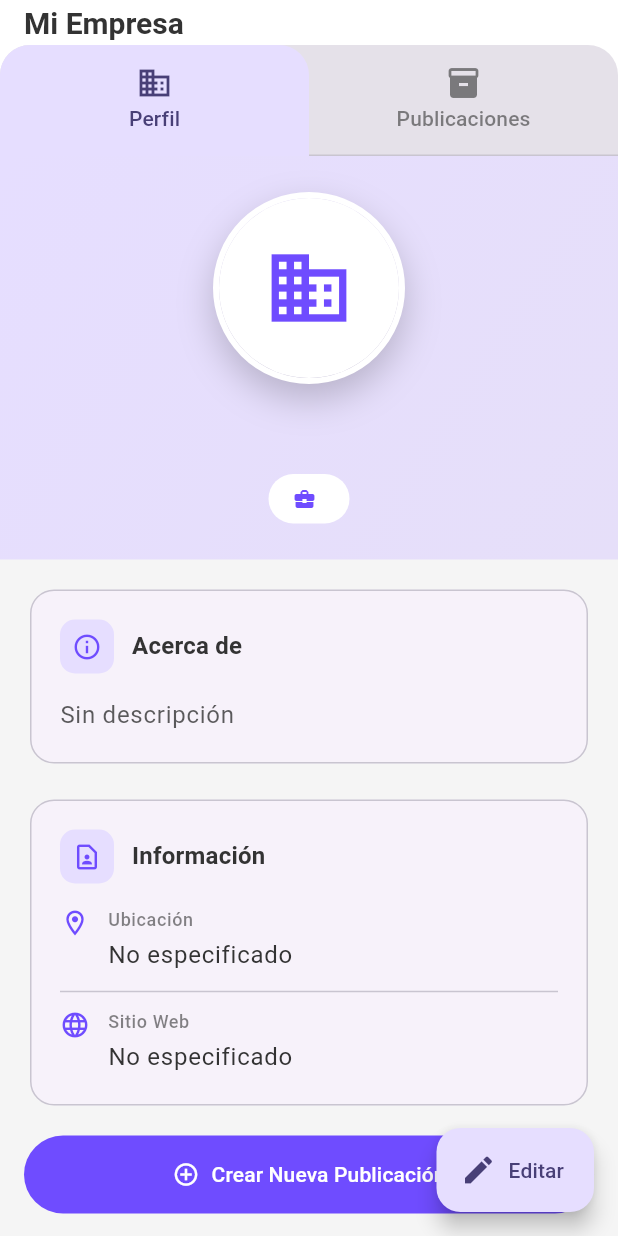
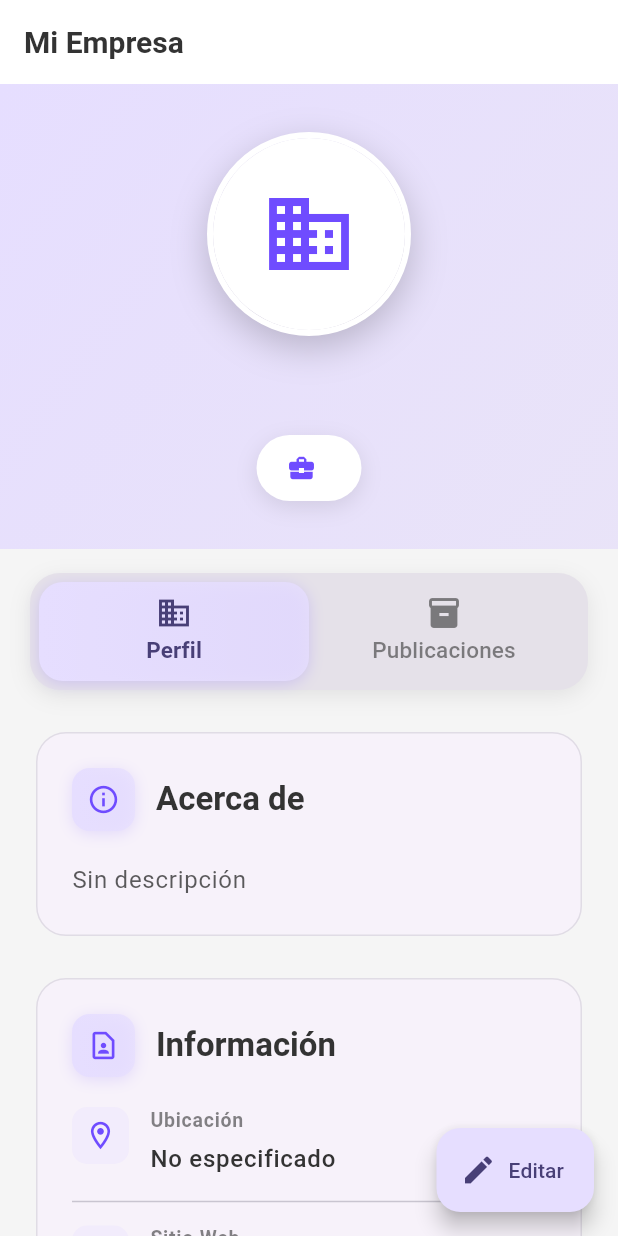
Before and after one commit to raimundoosf/ProyectoTallerSoftware, a Flutter app: the CompanyProfileScreen screen opened by its route, on a phone screen of 412 x 824 dp. Run offline on Flutter 3.47's test engine with Material 3 defaults, Android fonts, the phone set to English and light mode, and no system bars; our stand-ins replace cloud_firestore, firebase_auth, firebase_core, firebase_storage, flutter_typeahead, freezed_annotation and 6 more; accounts and stored records are empty.

Commit message:
feat: Revamp company profile screen with improved header, tab layout, and enhanced UI elements

```diff
--- a/lib/src/features/company_profile/presentation/views/company_profile_screen.dart
+++ b/lib/src/features/company_profile/presentation/views/company_profile_screen.dart
@@ -100,58 +100,30 @@ class _CompanyProfileScreenState extends State<CompanyProfileScreen>
 
         // Otherwise, show tabs
         return Scaffold(
-          appBar: AppBar(
-            title: const Text('Mi Empresa'),
-            elevation: 0,
-            bottom: viewModel.companyProfile != null
-                ? PreferredSize(
-                    preferredSize: const Size.fromHeight(48),
-                    child: Container(
-                      decoration: BoxDecoration(
-                        color: Theme.of(
-                          context,
-                        ).colorScheme.surfaceContainerHighest,
-                        borderRadius: const BorderRadius.vertical(
-                          top: Radius.circular(20),
-                        ),
-                      ),
-                      child: TabBar(
-                        controller: _tabController,
-                        indicatorSize: TabBarIndicatorSize.tab,
-                        indicator: BoxDecoration(
-                          color: Theme.of(context).colorScheme.primaryContainer,
-                          borderRadius: const BorderRadius.vertical(
-                            top: Radius.circular(20),
-                          ),
-                        ),
-                        labelColor: Theme.of(
-                          context,
-                        ).colorScheme.onPrimaryContainer,
-                        unselectedLabelColor: Theme.of(
-                          context,
-                        ).colorScheme.onSurface.withValues(alpha: 0.6),
-                        tabs: const [
-                          Tab(icon: Icon(Icons.business), text: 'Perfil'),
-                          Tab(
-                            icon: Icon(Icons.inventory_2),
-                            text: 'Publicaciones',
-                          ),
-                        ],
-                      ),
-                    ),
-                  )
-                : null,
-          ),
+          appBar: AppBar(title: const Text('Mi Empresa'), elevation: 0),
           body: viewModel.isLoading
               ? const Center(child: CircularProgressIndicator())
               : viewModel.companyProfile == null
               ? _buildNoProfileView(context)
-              : TabBarView(
+              : Column(
+                  children: [
+                    // Header fijo con logo, nombre e industria
+                    _buildFixedHeader(context, viewModel),
+
+                    // Tab bar
+                    _buildTabBar(context),
+
+                    // Contenido de los tabs
+                    Expanded(
+                      child: TabBarView(
                         controller: _tabController,
                         children: [
                           _buildProfileView(context, viewModel),
                           CompanyProductsListView(
                             companyId: FirebaseAuth.instance.currentUser!.uid,
+                          ),
+                        ],
+                      ),
                     ),
                   ],
                 ),
@@ -188,6 +160,198 @@ class _CompanyProfileScreenState extends State<CompanyProfileScreen>
       text: viewModel.companyDescription,
     );
     _websiteController ??= TextEditingController(text: viewModel.website);
+  }
+
+  Widget _buildFixedHeader(
+    BuildContext context,
+    CompanyProfileViewModel viewModel,
+  ) {
+    final companyProfile = viewModel.companyProfile!;
+    final theme = Theme.of(context);
+
+    return Container(
+      width: double.infinity,
+      decoration: BoxDecoration(
+        gradient: LinearGradient(
+          begin: Alignment.topLeft,
+          end: Alignment.bottomRight,
+          colors: [
+            theme.colorScheme.primaryContainer,
+            theme.colorScheme.secondaryContainer.withValues(alpha: 0.8),
+          ],
+        ),
+      ),
+      child: SafeArea(
+        bottom: false,
+        child: Padding(
+          padding: const EdgeInsets.symmetric(horizontal: 0, vertical: 32),
+          child: Column(
+            children: [
+              // Logo de la empresa
+              Hero(
+                tag: 'company-logo',
+                child: Container(
+                  decoration: BoxDecoration(
+                    shape: BoxShape.circle,
+                    border: Border.all(
+                      color: theme.colorScheme.surface,
+                      width: 4,
+                    ),
+                    boxShadow: [
+                      BoxShadow(
+                        color: Colors.black.withValues(alpha: 0.2),
+                        blurRadius: 20,
+                        offset: const Offset(0, 8),
+                      ),
+                    ],
+                  ),
+                  child: AnimatedSwitcher(
+                    duration: const Duration(milliseconds: 300),
+                    switchInCurve: Curves.easeOutBack,
+                    switchOutCurve: Curves.easeIn,
+                    child: Builder(
+                      builder: (context) {
+                        final imageProvider = _buildProfileImageProvider(
+                          companyProfile.logoUrl,
+                        );
+                        return CircleAvatar(
+                          key: ValueKey(companyProfile.logoUrl),
+                          radius: 64,
+                          backgroundColor: theme.colorScheme.surface,
+                          backgroundImage: imageProvider,
+                          child: imageProvider == null
+                              ? Icon(
+                                  Icons.business,
+                                  size: 64,
+                                  color: theme.colorScheme.primary,
+                                )
+                              : null,
+                        );
+                      },
+                    ),
+                  ),
+                ),
+              ),
+              const SizedBox(height: 20),
+              // Nombre de la empresa
+              Padding(
+                padding: const EdgeInsets.symmetric(horizontal: 24),
+                child: Text(
+                  companyProfile.companyName,
+                  style: theme.textTheme.headlineMedium?.copyWith(
+                    fontWeight: FontWeight.bold,
+                    color: theme.colorScheme.onPrimaryContainer,
+                    fontSize: 26,
+                    letterSpacing: -0.5,
+                  ),
+                  textAlign: TextAlign.center,
+                  maxLines: 2,
+                  overflow: TextOverflow.ellipsis,
+                ),
+              ),
+              const SizedBox(height: 12),
+              // Industria como chip mejorado
+              Container(
+                padding: const EdgeInsets.symmetric(
+                  horizontal: 20,
+                  vertical: 10,
+                ),
+                decoration: BoxDecoration(
+                  color: theme.colorScheme.surface,
+                  borderRadius: BorderRadius.circular(24),
+                  boxShadow: [
+                    BoxShadow(
+                      color: Colors.black.withValues(alpha: 0.1),
+                      blurRadius: 12,
+                      offset: const Offset(0, 4),
+                    ),
+                  ],
+                ),
+                child: Row(
+                  mainAxisSize: MainAxisSize.min,
+                  children: [
+                    Icon(
+                      Icons.business_center,
+                      size: 20,
+                      color: theme.colorScheme.primary,
+                    ),
+                    const SizedBox(width: 10),
+                    Text(
+                      companyProfile.industry,
+                      style: theme.textTheme.bodyLarge?.copyWith(
+                        fontWeight: FontWeight.w600,
+                        color: theme.colorScheme.primary,
+                      ),
+                    ),
+                  ],
+                ),
+              ),
+            ],
+          ),
+        ),
+      ),
+    );
+  }
+
+  Widget _buildTabBar(BuildContext context) {
+    final theme = Theme.of(context);
+
+    return Container(
+      margin: const EdgeInsets.fromLTRB(20, 16, 20, 16),
+      decoration: BoxDecoration(
+        color: theme.colorScheme.surfaceContainerHighest,
+        borderRadius: BorderRadius.circular(20),
+        boxShadow: [
+          BoxShadow(
+            color: Colors.black.withValues(alpha: 0.08),
+            blurRadius: 12,
+            offset: const Offset(0, 4),
+          ),
+        ],
+      ),
+      child: TabBar(
+        controller: _tabController,
+        indicatorSize: TabBarIndicatorSize.tab,
+        indicator: BoxDecoration(
+          gradient: LinearGradient(
+            colors: [
+              theme.colorScheme.primaryContainer,
+              theme.colorScheme.primaryContainer.withValues(alpha: 0.8),
+            ],
+          ),
+          borderRadius: BorderRadius.circular(16),
+          boxShadow: [
+            BoxShadow(
+              color: theme.colorScheme.primary.withValues(alpha: 0.2),
+              blurRadius: 8,
+              offset: const Offset(0, 2),
+            ),
+          ],
+        ),
+        dividerColor: Colors.transparent,
+        labelColor: theme.colorScheme.onPrimaryContainer,
+        unselectedLabelColor: theme.colorScheme.onSurface.withValues(
+          alpha: 0.6,
+        ),
+        labelStyle: theme.textTheme.titleSmall?.copyWith(
+          fontWeight: FontWeight.bold,
+          fontSize: 15,
+        ),
+        unselectedLabelStyle: theme.textTheme.titleSmall?.copyWith(
+          fontWeight: FontWeight.w500,
+          fontSize: 15,
+        ),
+        padding: const EdgeInsets.all(6),
+        tabs: const [
+          Tab(icon: Icon(Icons.business, size: 24), text: 'Perfil', height: 64),
+          Tab(
+            icon: Icon(Icons.inventory_2, size: 24),
+            text: 'Publicaciones',
+            height: 64,
+          ),
+        ],
+      ),
+    );
   }
 
   Widget _buildNoProfileView(BuildContext context) {
@@ -253,123 +417,9 @@ class _CompanyProfileScreenState extends State<CompanyProfileScreen>
     final companyProfile = viewModel.companyProfile!;
     final theme = Theme.of(context);
 
-    return CustomScrollView(
-      slivers: [
-        // Header con logo y nombre
-        SliverToBoxAdapter(
-          child: Container(
-            decoration: BoxDecoration(
-              gradient: LinearGradient(
-                begin: Alignment.topLeft,
-                end: Alignment.bottomRight,
-                colors: [
-                  theme.colorScheme.primaryContainer,
-                  theme.colorScheme.secondaryContainer,
-                ],
-              ),
-            ),
-            child: SafeArea(
-              bottom: false,
-              child: Column(
+    return ListView(
+      padding: const EdgeInsets.fromLTRB(20, 8, 20, 20),
       children: [
-                  const SizedBox(height: 24),
-                  // Logo de la empresa
-                  Hero(
-                    tag: 'company-logo',
-                    child: Container(
-                      decoration: BoxDecoration(
-                        shape: BoxShape.circle,
-                        border: Border.all(
-                          color: theme.colorScheme.surface,
-                          width: 4,
-                        ),
-                        boxShadow: [
-                          BoxShadow(
-                            color: Colors.black.withValues(alpha: 0.2),
-                            blurRadius: 20,
-                            offset: const Offset(0, 10),
-                          ),
-                        ],
-                      ),
-                      child: AnimatedSwitcher(
-                        duration: const Duration(milliseconds: 300),
-                        switchInCurve: Curves.easeOutBack,
-                        switchOutCurve: Curves.easeIn,
-                        child: Builder(
-                          builder: (context) {
-                            final imageProvider = _buildProfileImageProvider(
-                              companyProfile.logoUrl,
-                            );
-                            return CircleAvatar(
-                              key: ValueKey(companyProfile.logoUrl),
-                              radius: 60,
-                              backgroundColor: theme.colorScheme.surface,
-                              backgroundImage: imageProvider,
-                              child: imageProvider == null
-                                  ? Icon(
-                                      Icons.business,
-                                      size: 60,
-                                      color: theme.colorScheme.primary,
-                                    )
-                                  : null,
-                            );
-                          },
-                        ),
-                      ),
-                    ),
-                  ),
-                  const SizedBox(height: 16),
-                  // Nombre de la empresa
-                  Text(
-                    companyProfile.companyName,
-                    style: theme.textTheme.headlineMedium?.copyWith(
-                      fontWeight: FontWeight.bold,
-                      color: theme.colorScheme.onPrimaryContainer,
-                    ),
-                    textAlign: TextAlign.center,
-                  ),
-                  const SizedBox(height: 8),
-                  // Industria como chip
-                  Container(
-                    padding: const EdgeInsets.symmetric(
-                      horizontal: 16,
-                      vertical: 6,
-                    ),
-                    decoration: BoxDecoration(
-                      color: theme.colorScheme.surface,
-                      borderRadius: BorderRadius.circular(20),
-                    ),
-                    child: Row(
-                      mainAxisSize: MainAxisSize.min,
-                      children: [
-                        Icon(
-                          Icons.business_center,
-                          size: 16,
-                          color: theme.colorScheme.primary,
-                        ),
-                        const SizedBox(width: 6),
-                        Text(
-                          companyProfile.industry,
-                          style: theme.textTheme.bodyMedium?.copyWith(
-                            fontWeight: FontWeight.w600,
-                            color: theme.colorScheme.primary,
-                          ),
-                        ),
-                      ],
-                    ),
-                  ),
-                  const SizedBox(height: 24),
-                ],
-              ),
-            ),
-          ),
-        ),
-
-        // Contenido del perfil
-        SliverPadding(
-          padding: const EdgeInsets.all(16.0),
-          sliver: SliverList(
-            delegate: SliverChildListDelegate([
         // Descripción
         _buildSection(
           context,
@@ -381,12 +431,13 @@ class _CompanyProfileScreenState extends State<CompanyProfileScreen>
                 : 'Sin descripción',
             style: theme.textTheme.bodyLarge?.copyWith(
               color: theme.colorScheme.onSurface.withValues(alpha: 0.8),
-                    height: 1.5,
+              height: 1.6,
+              fontSize: 16,
             ),
           ),
         ),
 
-              const SizedBox(height: 16),
+        const SizedBox(height: 20),
 
         // Información de contacto
         _buildSection(
@@ -401,7 +452,7 @@ class _CompanyProfileScreenState extends State<CompanyProfileScreen>
                 label: 'Ubicación',
                 value: companyProfile.companyLocation,
               ),
-                    const Divider(height: 24),
+              const Divider(height: 32),
               _buildInfoRow(
                 context,
                 icon: Icons.language_outlined,
@@ -413,7 +464,7 @@ class _CompanyProfileScreenState extends State<CompanyProfileScreen>
           ),
         ),
 
-              const SizedBox(height: 16),
+        const SizedBox(height: 20),
 
         // Certificaciones
         if (companyProfile.certifications.isNotEmpty)
@@ -422,21 +473,26 @@ class _CompanyProfileScreenState extends State<CompanyProfileScreen>
             title: 'Certificaciones',
             icon: Icons.verified_outlined,
             child: Wrap(
-                    spacing: 8,
-                    runSpacing: 8,
+              spacing: 10,
+              runSpacing: 10,
               children: companyProfile.certifications
                   .map(
                     (cert) => Chip(
                       avatar: Icon(
                         Icons.verified,
-                              size: 18,
+                        size: 20,
                         color: theme.colorScheme.primary,
                       ),
                       label: Text(cert),
                       backgroundColor: theme.colorScheme.primaryContainer,
                       labelStyle: TextStyle(
                         color: theme.colorScheme.onPrimaryContainer,
-                              fontWeight: FontWeight.w500,
+                        fontWeight: FontWeight.w600,
+                        fontSize: 14,
+                      ),
+                      padding: const EdgeInsets.symmetric(
+                        horizontal: 8,
+                        vertical: 4,
                       ),
                     ),
                   )
@@ -445,27 +501,58 @@ class _CompanyProfileScreenState extends State<CompanyProfileScreen>
           ),
 
         if (companyProfile.certifications.isNotEmpty)
-                const SizedBox(height: 16),
+          const SizedBox(height: 20),
 
         // Botón de nueva publicación
-              SizedBox(
-                width: double.infinity,
-                child: FilledButton.icon(
-                  onPressed: () {
-                    context.go('/products/new');
-                  },
-                  icon: const Icon(Icons.add_circle_outline),
-                  label: const Text('Crear Nueva Publicación'),
-                  style: FilledButton.styleFrom(
-                    padding: const EdgeInsets.symmetric(vertical: 16),
+        Container(
+          decoration: BoxDecoration(
+            gradient: LinearGradient(
+              colors: [
+                theme.colorScheme.primaryContainer,
+                theme.colorScheme.secondaryContainer,
+              ],
+            ),
+            borderRadius: BorderRadius.circular(16),
+            boxShadow: [
+              BoxShadow(
+                color: theme.colorScheme.primary.withValues(alpha: 0.2),
+                blurRadius: 12,
+                offset: const Offset(0, 4),
+              ),
+            ],
+          ),
+          child: Material(
+            color: Colors.transparent,
+            child: InkWell(
+              onTap: () => context.go('/products/new'),
+              borderRadius: BorderRadius.circular(16),
+              child: Padding(
+                padding: const EdgeInsets.symmetric(vertical: 18),
+                child: Row(
+                  mainAxisAlignment: MainAxisAlignment.center,
+                  children: [
+                    Icon(
+                      Icons.add_circle_outline,
+                      color: theme.colorScheme.onPrimaryContainer,
+                      size: 26,
+                    ),
+                    const SizedBox(width: 12),
+                    Text(
+                      'Crear Nueva Publicación',
+                      style: theme.textTheme.titleMedium?.copyWith(
+                        color: theme.colorScheme.onPrimaryContainer,
+                        fontWeight: FontWeight.bold,
+                        fontSize: 16,
+                      ),
+                    ),
+                  ],
+                ),
+              ),
             ),
           ),
         ),
 
-              const SizedBox(height: 16),
-            ]),
-          ),
-        ),
+        const SizedBox(height: 90), // Espacio para el FAB
       ],
     );
   }
@@ -480,34 +567,53 @@ class _CompanyProfileScreenState extends State<CompanyProfileScreen>
     return Card(
       elevation: 0,
       shape: RoundedRectangleBorder(
-        borderRadius: BorderRadius.circular(16),
-        side: BorderSide(color: theme.colorScheme.outlineVariant, width: 1),
+        borderRadius: BorderRadius.circular(20),
+        side: BorderSide(
+          color: theme.colorScheme.outlineVariant.withValues(alpha: 0.5),
+          width: 1,
+        ),
       ),
       child: Padding(
-        padding: const EdgeInsets.all(20),
+        padding: const EdgeInsets.all(24),
         child: Column(
           crossAxisAlignment: CrossAxisAlignment.start,
           children: [
             Row(
               children: [
                 Container(
-                  padding: const EdgeInsets.all(8),
+                  padding: const EdgeInsets.all(10),
                   decoration: BoxDecoration(
-                    color: theme.colorScheme.primaryContainer,
-                    borderRadius: BorderRadius.circular(10),
+                    gradient: LinearGradient(
+                      colors: [
+                        theme.colorScheme.primaryContainer,
+                        theme.colorScheme.primaryContainer.withValues(
+                          alpha: 0.7,
                         ),
-                  child: Icon(icon, size: 20, color: theme.colorScheme.primary),
+                      ],
                     ),
-                const SizedBox(width: 12),
+                    borderRadius: BorderRadius.circular(12),
+                    boxShadow: [
+                      BoxShadow(
+                        color: theme.colorScheme.primary.withValues(
+                          alpha: 0.15,
+                        ),
+                        blurRadius: 8,
+                        offset: const Offset(0, 2),
+                      ),
+                    ],
+                  ),
+                  child: Icon(icon, size: 22, color: theme.colorScheme.primary),
+                ),
+                const SizedBox(width: 14),
                 Text(
                   title,
-                  style: theme.textTheme.titleMedium?.copyWith(
+                  style: theme.textTheme.titleLarge?.copyWith(
                     fontWeight: FontWeight.bold,
                   ),
                 ),
               ],
             ),
-            const SizedBox(height: 16),
+            const SizedBox(height: 20),
             child,
           ],
         ),
@@ -528,8 +634,15 @@ class _CompanyProfileScreenState extends State<CompanyProfileScreen>
     return Row(
       crossAxisAlignment: CrossAxisAlignment.start,
       children: [
-        Icon(icon, size: 20, color: theme.colorScheme.primary),
-        const SizedBox(width: 12),
+        Container(
+          padding: const EdgeInsets.all(8),
+          decoration: BoxDecoration(
+            color: theme.colorScheme.primaryContainer.withValues(alpha: 0.3),
+            borderRadius: BorderRadius.circular(10),
+          ),
+          child: Icon(icon, size: 22, color: theme.colorScheme.primary),
+        ),
+        const SizedBox(width: 14),
         Expanded(
           child: Column(
             crossAxisAlignment: CrossAxisAlignment.start,
@@ -538,10 +651,12 @@ class _CompanyProfileScreenState extends State<CompanyProfileScreen>
                 label,
                 style: theme.textTheme.bodySmall?.copyWith(
                   color: theme.colorScheme.onSurface.withValues(alpha: 0.6),
-                  fontWeight: FontWeight.w500,
+                  fontWeight: FontWeight.w600,
+                  fontSize: 13,
+                  letterSpacing: 0.5,
                 ),
               ),
-              const SizedBox(height: 4),
+              const SizedBox(height: 6),
               Text(
                 hasValue ? value : 'No especificado',
                 style: theme.textTheme.bodyLarge?.copyWith(
@@ -551,6 +666,8 @@ class _CompanyProfileScreenState extends State<CompanyProfileScreen>
                   decoration: isLink && hasValue
                       ? TextDecoration.underline
                       : null,
+                  fontSize: 16,
+                  fontWeight: FontWeight.w500,
                 ),
               ),
             ],
```
Lines whose indentation alone changed are shown as unchanged.
